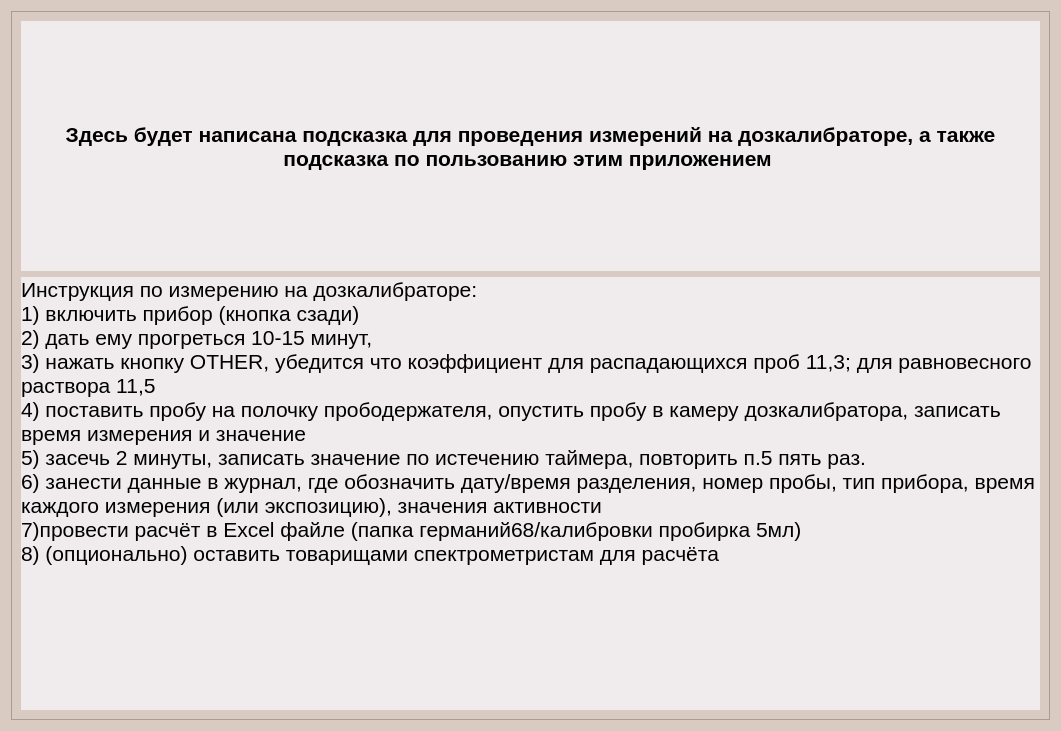
Before: the Qt Designer form guide.ui in StepanKatin/Calc_activity, drawn with Qt 5.
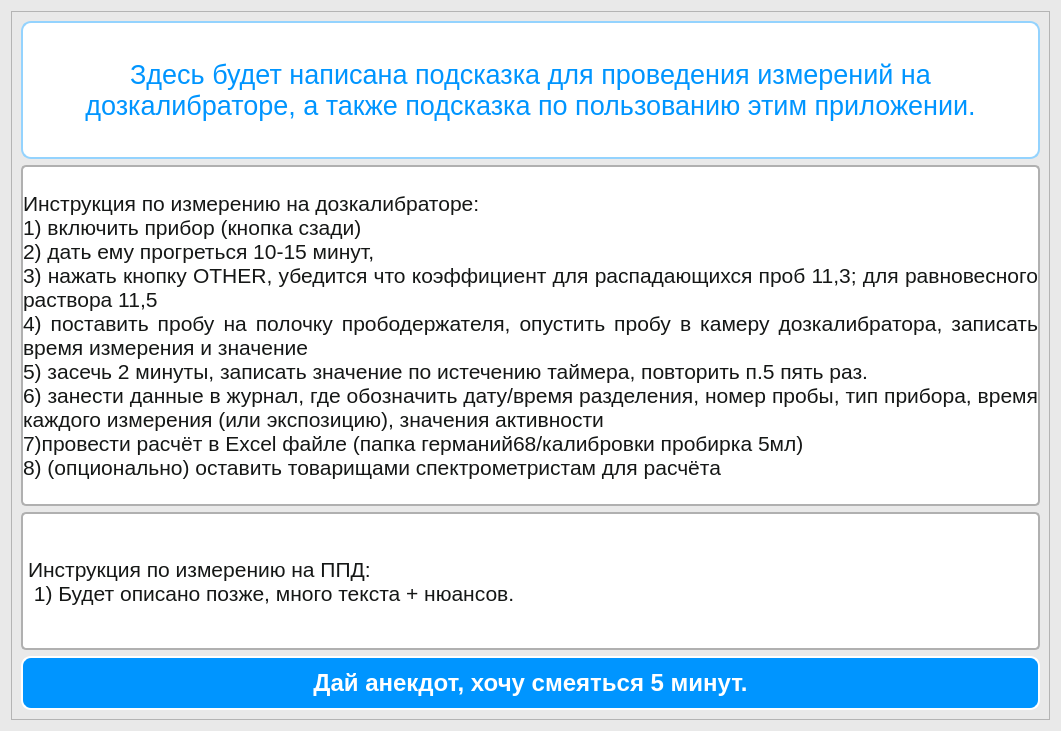
After: the same form once the commit is applied.

```diff
--- a/guide.ui
+++ b/guide.ui
@@ -14,7 +14,7 @@
    <string>Dialog</string>
   </property>
   <property name="styleSheet">
-   <string notr="true">background-color: #d9cbc2</string>
+   <string notr="true">background-color: #E9E9E9</string>
   </property>
   <layout class="QHBoxLayout" name="horizontalLayout">
    <item>
@@ -41,13 +41,15 @@
          <enum>Qt::LayoutDirection::RightToLeft</enum>
         </property>
         <property name="styleSheet">
-         <string notr="true">font: 16pt;
-background-color: #f0eced;
-font-weight: bold
-</string>
+         <string notr="true">font: 20pt;
+background-color: #FFFFFF;
+
+color: #0095FF;
+border-radius: 10px;
+border: 2px solid #94D3FE;</string>
         </property>
         <property name="text">
-         <string>Здесь будет написана подсказка для проведения измерений на дозкалибраторе, а также подсказка по пользованию этим приложением </string>
+         <string>Здесь будет написана подсказка для проведения измерений на дозкалибраторе, а также подсказка по пользованию этим приложении.</string>
         </property>
         <property name="alignment">
          <set>Qt::AlignmentFlag::AlignCenter</set>
@@ -61,10 +63,14 @@
        <widget class="QLabel" name="label_2">
         <property name="styleSheet">
          <string notr="true">font: 16pt;
-background-color: #f0eced</string>
+background-color: #FFFFFF;
+color: #151716;
+border-radius: 5px;
+border: 2px solid #B0B0B0;</string>
         </property>
         <property name="text">
-         <string>Инструкция по измерению на дозкалибраторе:
+         <string>
+Инструкция по измерению на дозкалибраторе:
 1) включить прибор (кнопка сзади)
 2) дать ему прогреться 10-15 минут, 
 3) нажать кнопку OTHER, убедится что коэффициент для распадающихся проб 11,3; для равновесного раствора 11,5
@@ -72,16 +78,60 @@
 5) засечь 2 минуты, записать значение по истечению таймера, повторить п.5 пять раз. 
 6) занести данные в журнал, где обозначить дату/время разделения, номер пробы, тип прибора, время каждого измерения (или экспозицию), значения активности
 7)провести расчёт в Excel файле (папка германий68/калибровки пробирка 5мл) 
-8) (опционально) оставить товарищами спектрометристам для расчёта</string>
+8) (опционально) оставить товарищами спектрометристам для расчёта
+</string>
         </property>
         <property name="alignment">
-         <set>Qt::AlignmentFlag::AlignLeading|Qt::AlignmentFlag::AlignLeft|Qt::AlignmentFlag::AlignTop</set>
+         <set>Qt::AlignmentFlag::AlignJustify|Qt::AlignmentFlag::AlignVCenter</set>
         </property>
         <property name="wordWrap">
          <bool>true</bool>
         </property>
        </widget>
       </item>
+      <item>
+       <widget class="QLabel" name="label_guide_ppd">
+        <property name="styleSheet">
+         <string notr="true">font: 16pt;
+background-color: #FFFFFF;
+color: #151716;
+border-radius: 5px;
+border: 2px solid #B0B0B0;</string>
+        </property>
+        <property name="text">
+         <string>Инструкция по измерению на ППД:
+ 1) Будет описано позже, много текста + нюансов.</string>
+        </property>
+       </widget>
+      </item>
+      <item>
+       <widget class="QPushButton" name="pushButton_fun">
+        <property name="styleSheet">
+         <string notr="true">QPushButton{ 
+background-color: #0095FF;
+font: 18pt;
+font-weight: bold;
+color: #FFFFFF;
+border-radius: 10px;
+font-color: #151716;
+border: 2px solid #FFFFFF;
+width: 400px;
+height: 50px;
+}
+
+QPushButton:hover { 
+background-color: rgba(0,149,255, 100);
+}
+QPushButton:pressed { 
+background-color:  rgba(0,149,255, 70);
+}
+</string>
+        </property>
+        <property name="text">
+         <string>Дай анекдот, хочу смеяться 5 минут.</string>
+        </property>
+       </widget>
+      </item>
      </layout>
     </widget>
    </item>
```
Left out of the diff: 4 changed lines with no effect on the pictures.
